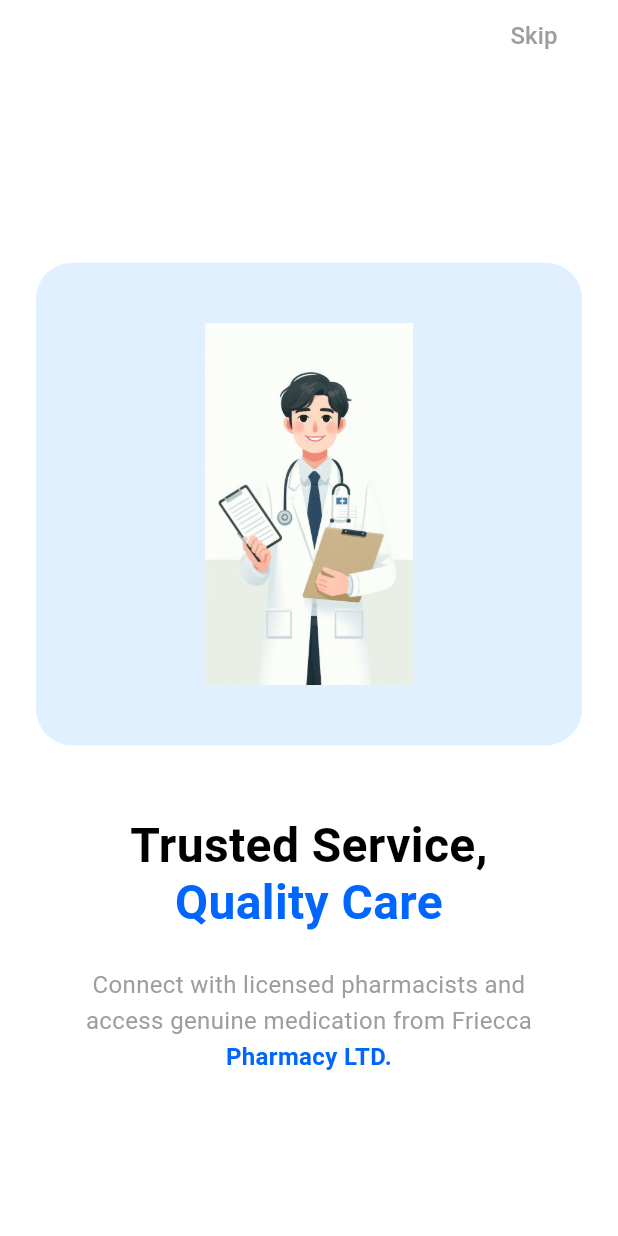
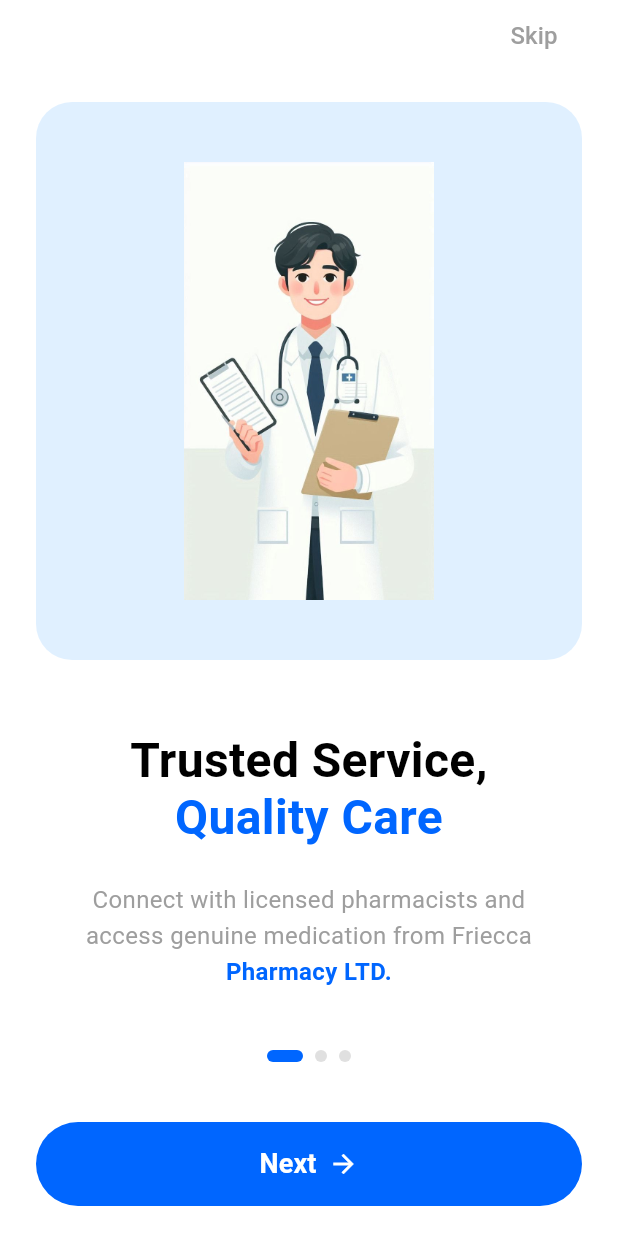
Before and after one commit to denistendo/FRIECCA-PHARMACY, a Flutter app: the screen it shows after launch, on a phone screen of 412 x 824 dp. Run offline on Flutter 3.47's test engine with Material 3 defaults, Android fonts, the phone set to English and light mode, and no system bars.

Commit message:
completed onboarding screen 1

```diff
--- a/lib/auth/splashscreen.dart
+++ b/lib/auth/splashscreen.dart
@@ -1,10 +1,10 @@
 import 'package:flutter/material.dart';
+import 'package:friecca/onboarding/onboarding1.dart';
 import 'dart:math' as math;
 
 void main() {
   runApp(const MyApp());
 }
-
 
 class Responsive {
   static double scale(BuildContext context) {
@@ -22,7 +22,6 @@ class Responsive {
   }
 }
 
-
 class MyApp extends StatelessWidget {
   const MyApp({super.key});
 
@@ -36,7 +35,7 @@ class MyApp extends StatelessWidget {
 }
 
 /* =========================
-   SPLASH SCREEN
+   SPLASH SCREEN - Auto Navigate to Onboarding After 3 Seconds
 ========================= */
 class SplashScreen extends StatefulWidget {
   const SplashScreen({super.key});
@@ -57,6 +56,7 @@ class _SplashScreenState extends State<SplashScreen>
   void initState() {
     super.initState();
 
+    // Start animations
     _dotsController = AnimationController(
       duration: const Duration(milliseconds: 1500),
       vsync: this,
@@ -77,6 +77,23 @@ class _SplashScreenState extends State<SplashScreen>
     _pulseAnimation = Tween(begin: 1.0, end: 1.08).animate(
       CurvedAnimation(parent: _pulseController, curve: Curves.easeInOut),
     );
+
+    // Navigate to Onboarding1Screen after 3 seconds
+    Future.delayed(const Duration(seconds: 3), () {
+      if (mounted) {
+        Navigator.of(context).pushReplacement(
+          PageRouteBuilder(
+            pageBuilder: (context, animation, secondaryAnimation) =>
+                const Onboarding1Screen(),
+            transitionsBuilder:
+                (context, animation, secondaryAnimation, child) {
+              return FadeTransition(opacity: animation, child: child);
+            },
+            transitionDuration: const Duration(milliseconds: 800),
+          ),
+        );
+      }
+    });
   }
 
   @override
@@ -178,17 +195,14 @@ class _SplashScreenState extends State<SplashScreen>
                             ShaderMask(
                               shaderCallback: (bounds) =>
                                   const LinearGradient(
-                                colors: [
-                                  Color(0xFF0066FF),
-                                  Color(0xFF0052CC)
-                                ],
+                                colors: [Color(0xFF0066FF), Color(0xFF0052CC)],
                               ).createShader(bounds),
                               child: Text(
                                 'Friecca',
                                 style: TextStyle(
                                   fontSize: titleSize,
                                   fontWeight: FontWeight.bold,
-                                  color: Colors.white,
+                                  color: Colors.white, // Shader makes it gradient
                                 ),
                               ),
                             ),
@@ -208,10 +222,7 @@ class _SplashScreenState extends State<SplashScreen>
                               height: 3,
                               decoration: BoxDecoration(
                                 gradient: const LinearGradient(
-                                  colors: [
-                                    Color(0xFF0066FF),
-                                    Color(0xFF00CCFF)
-                                  ],
+                                  colors: [Color(0xFF0066FF), Color(0xFF00CCFF)],
                                 ),
                                 borderRadius: BorderRadius.circular(2),
                               ),
--- a/lib/main.dart
+++ b/lib/main.dart
@@ -32,7 +32,7 @@ class MyApp extends StatelessWidget {
         // tested with just a hot reload.
         colorScheme: .fromSeed(seedColor: Colors.deepPurple),
       ),
-      home: const Onboarding1Screen(),
+      home: const SplashScreen(),
     );
   }
 }
--- a/lib/onboarding/onboarding1.dart
+++ b/lib/onboarding/onboarding1.dart
@@ -5,6 +5,9 @@ class Onboarding1Screen extends StatelessWidget {
 
   @override
   Widget build(BuildContext context) {
+    // Get screen size for responsiveness
+    final size = MediaQuery.of(context).size;
+
     return Scaffold(
       backgroundColor: Colors.white,
       body: SafeArea(
@@ -12,12 +15,12 @@ class Onboarding1Screen extends StatelessWidget {
           padding: const EdgeInsets.symmetric(horizontal: 24.0),
           child: Column(
             children: [
-              // Skip Button
+              // 1. Skip Button (Top Right)
               Align(
                 alignment: Alignment.centerRight,
                 child: TextButton(
                   onPressed: () {
-                    // TODO: Skip to home/login
+                    // TODO: Navigate to home or login screen
                   },
                   child: const Text(
                     'Skip',
@@ -30,15 +33,15 @@ class Onboarding1Screen extends StatelessWidget {
                 ),
               ),
 
-              const Spacer(), // Temporary spacer to center content later
               const SizedBox(height: 20),
 
+              // 2. Doctor Illustration
               Expanded(
                 flex: 3,
                 child: Container(
                   width: double.infinity,
                   decoration: BoxDecoration(
-                    color: const Color(0xFFE0F0FF),
+                    color: const Color(0xFFE0F0FF), // Light blue background
                     borderRadius: BorderRadius.circular(24),
                   ),
                   child: Padding(
@@ -53,6 +56,7 @@ class Onboarding1Screen extends StatelessWidget {
 
               const SizedBox(height: 48),
 
+              // 3. Main Title - Line by Line
               const Text(
                 'Trusted Service,',
                 style: TextStyle(
@@ -68,13 +72,15 @@ class Onboarding1Screen extends StatelessWidget {
                 style: TextStyle(
                   fontSize: 32,
                   fontWeight: FontWeight.bold,
-                  color: Color(0xFF0066FF),
+                  color: Color(0xFF0066FF), // Blue color
                   height: 1.2,
                 ),
                 textAlign: TextAlign.center,
               ),
+
               const SizedBox(height: 24),
 
+              // 4. Description Text - Line by Line
               const Text(
                 'Connect with licensed pharmacists and',
                 style: TextStyle(
@@ -104,7 +110,81 @@ class Onboarding1Screen extends StatelessWidget {
                 textAlign: TextAlign.center,
               ),
 
-              const Spacer(),
+              const SizedBox(height: 40),
+
+              // 5. Page Indicator (3 dots, first one active)
+              Row(
+                mainAxisAlignment: MainAxisAlignment.center,
+                children: [
+                  Container(
+                    width: 24,
+                    height: 8,
+                    decoration: BoxDecoration(
+                      color: const Color(0xFF0066FF),
+                      borderRadius: BorderRadius.circular(4),
+                    ),
+                  ),
+                  const SizedBox(width: 8),
+                  Container(
+                    width: 8,
+                    height: 8,
+                    decoration: BoxDecoration(
+                      color: Colors.grey[300],
+                      shape: BoxShape.circle,
+                    ),
+                  ),
+                  const SizedBox(width: 8),
+                  Container(
+                    width: 8,
+                    height: 8,
+                    decoration: BoxDecoration(
+                      color: Colors.grey[300],
+                      shape: BoxShape.circle,
+                    ),
+                  ),
+                ],
+              ),
+
+              const SizedBox(height: 40),
+
+              // 6. Next Button
+              SizedBox(
+                width: double.infinity,
+                height: 56,
+                child: ElevatedButton(
+                  onPressed: () {
+                    // TODO: Go to next onboarding screen
+                  },
+                  style: ElevatedButton.styleFrom(
+                    backgroundColor: const Color(0xFF0066FF),
+                    shape: RoundedRectangleBorder(
+                      borderRadius: BorderRadius.circular(28),
+                    ),
+                    elevation: 0,
+                  ),
+                  child: const Row(
+                    mainAxisAlignment: MainAxisAlignment.center,
+                    children: [
+                      Text(
+                        'Next',
+                        style: TextStyle(
+                          fontSize: 18,
+                          fontWeight: FontWeight.w600,
+                          color: Colors.white,
+                        ),
+                      ),
+                      SizedBox(width: 8),
+                      Icon(
+                        Icons.arrow_forward,
+                        color: Colors.white,
+                        size: 20,
+                      ),
+                    ],
+                  ),
+                ),
+              ),
+
+              const SizedBox(height: 20),
             ],
           ),
         ),
```
